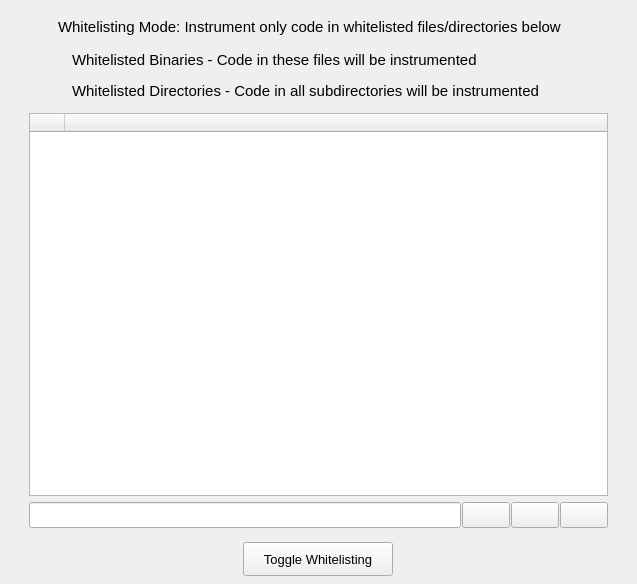
ncatlin/rgat, file rgat/moduleIncludeSelector.ui: the form before one commit.
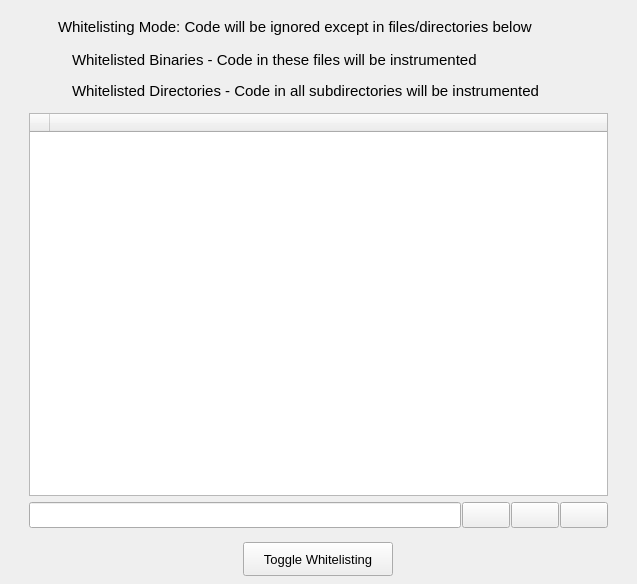
The form after the commit. The open tabs and pages were chosen to show the change. Icons and pictures are not drawn. Custom widgets are drawn as their Qt base class.

Commit message: more work on module selector

Patch:
```diff
--- a/rgat/moduleIncludeSelector.ui
+++ b/rgat/moduleIncludeSelector.ui
@@ -306,7 +306,7 @@
             </font>
            </property>
            <property name="text">
-            <string>Whitelisting Mode: Instrument only code in whitelisted files/directories below</string>
+            <string>Whitelisting Mode: Code will be ignored except in files/directories below</string>
            </property>
           </widget>
          </item>
@@ -421,10 +421,10 @@
               <bool>false</bool>
              </property>
              <attribute name="horizontalHeaderDefaultSectionSize">
-              <number>35</number>
+              <number>20</number>
              </attribute>
              <attribute name="horizontalHeaderMinimumSectionSize">
-              <number>25</number>
+              <number>20</number>
              </attribute>
              <attribute name="horizontalHeaderStretchLastSection">
               <bool>true</bool>
```
Left out of the diff: 18 changed lines with no effect on the pictures. The commit also changes 3 other files.
